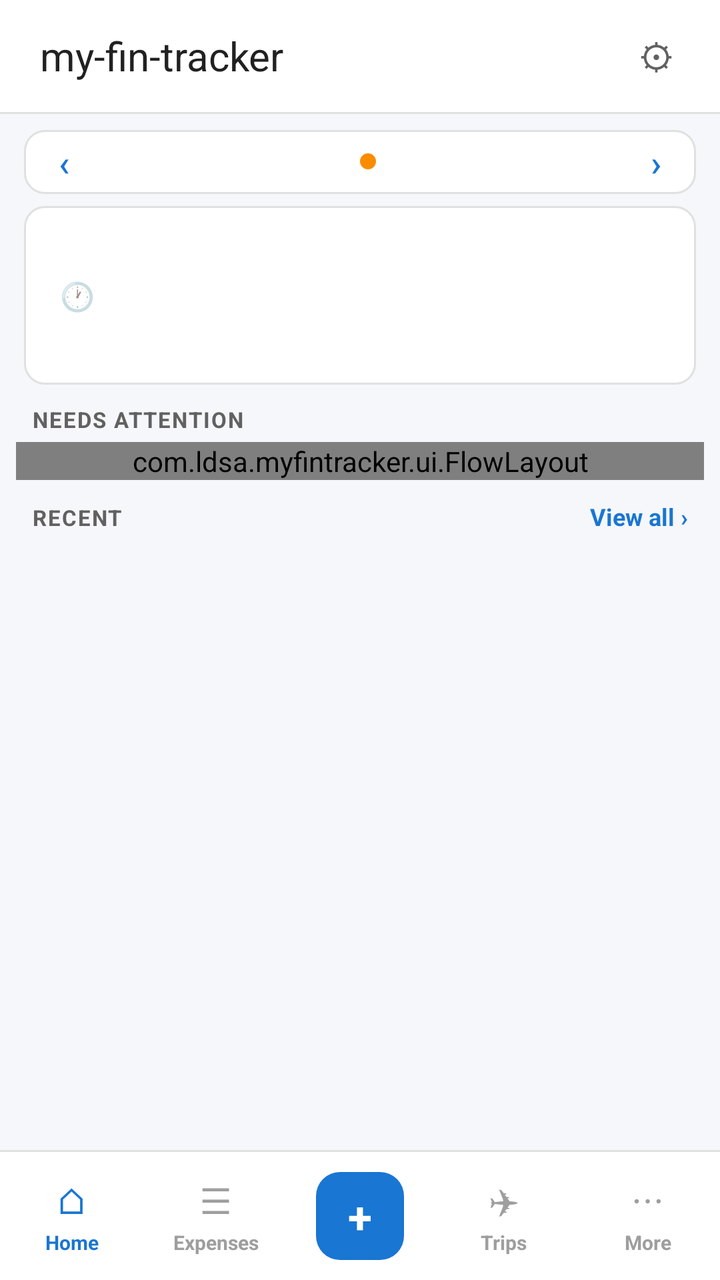
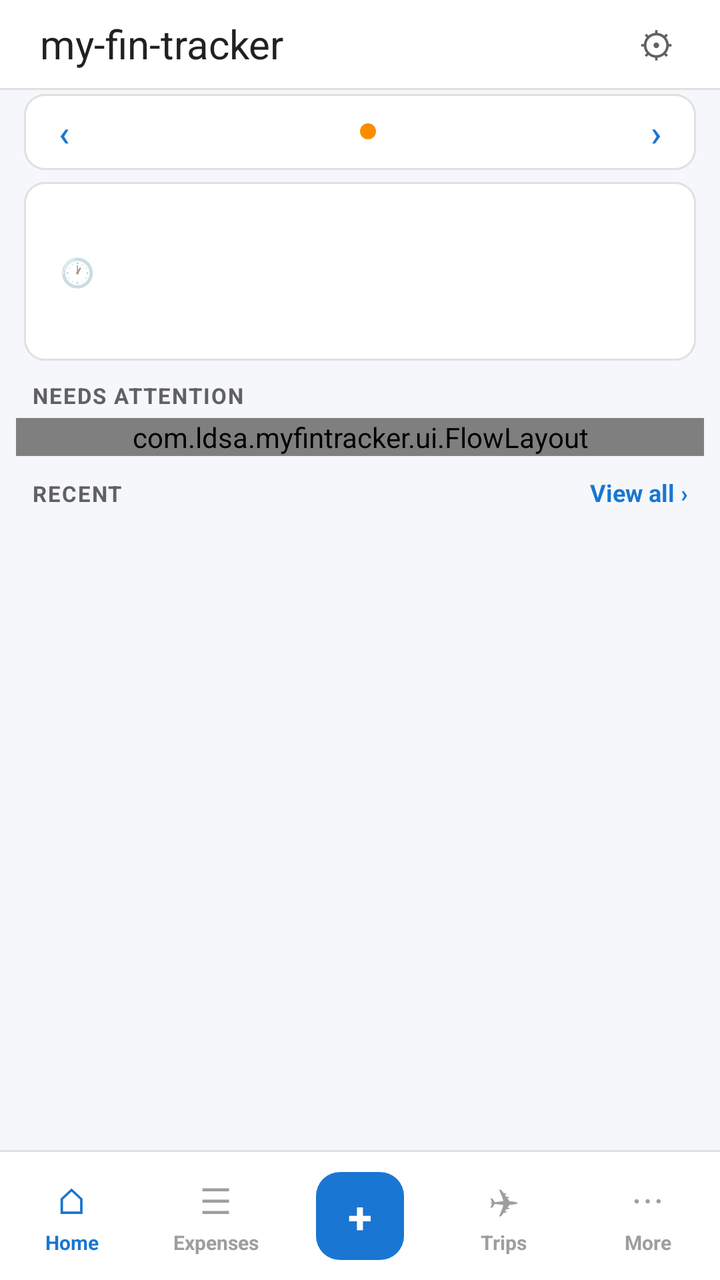

Before-and-after screenshots of an Android layout around one commit, followed by the original layout XML and the change that was made.
<!-- AndroidManifest.xml: activity theme android:Theme.Material.Light.NoActionBar -->
<!-- res/layout/activity_landing.xml -->
<?xml version="1.0" encoding="utf-8"?>
<LinearLayout xmlns:android="http://schemas.android.com/apk/res/android"
    android:layout_width="match_parent"
    android:layout_height="match_parent"
    android:orientation="vertical"
    android:background="@color/landingBackground">

    
    <LinearLayout
        android:layout_width="match_parent"
        android:layout_height="56dp"
        android:orientation="horizontal"
        android:gravity="center_vertical"
        android:background="@color/appBarWhite"
        android:paddingLeft="20dp"
        android:paddingRight="12dp">
        <TextView
            android:layout_width="0dp"
            android:layout_height="wrap_content"
            android:layout_weight="1"
            android:text="@string/title_landing"
            android:textColor="@color/textPrimary"
            android:textSize="20sp" />
        <Button
            android:id="@+id/btnSettings"
            android:layout_width="40dp"
            android:layout_height="40dp"
            android:text="⚙"
            android:textSize="18sp"
            android:textColor="@color/textMuted"
            android:background="?android:attr/selectableItemBackgroundBorderless"
            android:minWidth="0dp"
            android:minHeight="0dp"
            android:padding="0dp" />
    </LinearLayout>
    <View android:layout_width="match_parent" android:layout_height="1dp" android:background="@color/hairline" />

    
    <ScrollView
        android:layout_width="match_parent"
        android:layout_height="0dp"
        android:layout_weight="1"
        android:fillViewport="true">

        <LinearLayout
            android:layout_width="match_parent"
            android:layout_height="wrap_content"
            android:orientation="vertical"
            android:paddingBottom="12dp">

            
            <LinearLayout
                android:layout_width="match_parent"
                android:layout_height="wrap_content"
                android:orientation="horizontal"
                android:gravity="center_vertical"
                android:background="@drawable/bg_card"
                android:layout_marginLeft="12dp"
                android:layout_marginRight="12dp"
                android:layout_marginTop="8dp">
                <Button
                    android:id="@+id/btnPrevMonth"
                    android:layout_width="40dp"
                    android:layout_height="32dp"
                    android:text="‹"
                    android:textSize="18sp"
                    android:textColor="@color/colorPrimary"
                    android:background="?android:attr/selectableItemBackgroundBorderless"
                    android:minWidth="0dp"
                    android:minHeight="0dp"
                    android:padding="0dp" />
                <LinearLayout
                    android:layout_width="0dp"
                    android:layout_height="wrap_content"
                    android:layout_weight="1"
                    android:orientation="horizontal"
                    android:gravity="center">
                    <TextView
                        android:id="@+id/tvMonthLabel"
                        android:layout_width="wrap_content"
                        android:layout_height="wrap_content"
                        android:textColor="@color/textPrimary"
                        android:textSize="14sp"
                        android:textStyle="bold" />
                    <View
                        android:id="@+id/vMonthDot"
                        android:layout_width="8dp"
                        android:layout_height="8dp"
                        android:layout_marginLeft="8dp"
                        android:background="@drawable/bg_circle"
                        android:backgroundTint="@color/statusLiveDot" />
                </LinearLayout>
                <Button
                    android:id="@+id/btnNextMonth"
                    android:layout_width="40dp"
                    android:layout_height="32dp"
                    android:text="›"
                    android:textSize="18sp"
                    android:textColor="@color/colorPrimary"
                    android:background="?android:attr/selectableItemBackgroundBorderless"
                    android:minWidth="0dp"
                    android:minHeight="0dp"
                    android:padding="0dp" />
            </LinearLayout>

            
            <RelativeLayout
                android:layout_width="match_parent"
                android:layout_height="wrap_content"
                android:background="@drawable/bg_card"
                android:layout_marginLeft="12dp"
                android:layout_marginRight="12dp"
                android:layout_marginTop="6dp"
                android:paddingLeft="12dp"
                android:paddingRight="12dp"
                android:paddingTop="10dp"
                android:paddingBottom="10dp">
                <TextView
                    android:id="@+id/tvHeroHeader"
                    android:layout_width="wrap_content"
                    android:layout_height="wrap_content"
                    android:textColor="@color/textMuted"
                    android:textSize="11sp"
                    android:textStyle="bold"
                    android:letterSpacing="0.06" />
                <LinearLayout
                    android:id="@+id/pillStatus"
                    android:layout_width="wrap_content"
                    android:layout_height="wrap_content"
                    android:layout_alignParentRight="true"
                    android:orientation="horizontal"
                    android:gravity="center_vertical"
                    android:background="@drawable/bg_pill"
                    android:paddingLeft="8dp"
                    android:paddingRight="10dp"
                    android:paddingTop="3dp"
                    android:paddingBottom="3dp">
                    <View
                        android:id="@+id/vStatusDot"
                        android:layout_width="6dp"
                        android:layout_height="6dp"
                        android:layout_marginRight="6dp"
                        android:background="@drawable/bg_circle" />
                    <TextView
                        android:id="@+id/tvStatusText"
                        android:layout_width="wrap_content"
                        android:layout_height="wrap_content"
                        android:textSize="10sp"
                        android:textStyle="bold"
                        android:letterSpacing="0.08" />
                </LinearLayout>
                <LinearLayout
                    android:id="@+id/rowSpent"
                    android:layout_width="wrap_content"
                    android:layout_height="wrap_content"
                    android:layout_below="@id/tvHeroHeader"
                    android:orientation="horizontal"
                    android:gravity="center_vertical"
                    android:layout_marginTop="4dp">
                    <TextView
                        android:id="@+id/tvHeroAmount"
                        android:layout_width="wrap_content"
                        android:layout_height="wrap_content"
                        android:textColor="@color/textPrimary"
                        android:textSize="24sp" />
                    <TextView
                        android:id="@+id/tvProvisional"
                        android:layout_width="wrap_content"
                        android:layout_height="wrap_content"
                        android:layout_marginLeft="6dp"
                        android:text="🕐"
                        android:textSize="14sp" />
                </LinearLayout>
                <TextView
                    android:id="@+id/tvHeroCaption"
                    android:layout_width="match_parent"
                    android:layout_height="wrap_content"
                    android:layout_below="@id/rowSpent"
                    android:layout_marginTop="2dp"
                    android:textColor="@color/textMuted"
                    android:textSize="12sp" />
            </RelativeLayout>

            
            <TextView
                android:id="@+id/tvAttentionHeader"
                android:layout_width="wrap_content"
                android:layout_height="wrap_content"
                android:text="@string/landing_section_attention"
                android:textColor="@color/textMuted"
                android:textSize="11sp"
                android:textStyle="bold"
                android:letterSpacing="0.06"
                android:layout_marginLeft="16dp"
                android:layout_marginRight="16dp"
                android:layout_marginTop="10dp" />
            <com.ldsa.myfintracker.ui.FlowLayout
                android:id="@+id/attentionContainer"
                android:layout_width="match_parent"
                android:layout_height="wrap_content"
                android:layout_marginLeft="8dp"
                android:layout_marginRight="8dp"
                android:layout_marginTop="4dp" />

            
            <LinearLayout
                android:layout_width="match_parent"
                android:layout_height="wrap_content"
                android:orientation="horizontal"
                android:layout_marginLeft="16dp"
                android:layout_marginRight="16dp"
                android:layout_marginTop="10dp">
                <TextView
                    android:layout_width="0dp"
                    android:layout_weight="1"
                    android:layout_height="wrap_content"
                    android:text="@string/landing_section_recent"
                    android:textColor="@color/textMuted"
                    android:textSize="11sp"
                    android:textStyle="bold"
                    android:letterSpacing="0.06" />
                <TextView
                    android:id="@+id/btnViewAll"
                    android:layout_width="wrap_content"
                    android:layout_height="wrap_content"
                    android:text="@string/landing_recent_view_all"
                    android:textColor="@color/colorPrimary"
                    android:textSize="12sp"
                    android:textStyle="bold" />
            </LinearLayout>

            <LinearLayout
                android:id="@+id/recentContainer"
                android:layout_width="match_parent"
                android:layout_height="wrap_content"
                android:orientation="vertical"
                android:layout_marginLeft="12dp"
                android:layout_marginRight="12dp"
                android:layout_marginTop="4dp" />

            <TextView
                android:id="@+id/tvRecentEmpty"
                android:layout_width="match_parent"
                android:layout_height="wrap_content"
                android:text="@string/landing_no_recent"
                android:textColor="@color/textHint"
                android:textSize="12sp"
                android:gravity="center"
                android:padding="24dp"
                android:visibility="gone" />

        </LinearLayout>
    </ScrollView>

    
    <View android:layout_width="match_parent" android:layout_height="1dp" android:background="@color/hairline" />
    <LinearLayout
        android:layout_width="match_parent"
        android:layout_height="64dp"
        android:orientation="horizontal"
        android:background="@color/appBarWhite"
        android:weightSum="5">

        
        <LinearLayout
            android:id="@+id/navHome"
            android:layout_width="0dp"
            android:layout_weight="1"
            android:layout_height="match_parent"
            android:orientation="vertical"
            android:gravity="center"
            android:background="?android:attr/selectableItemBackground">
            <TextView
                android:layout_width="wrap_content"
                android:layout_height="wrap_content"
                android:text="⌂"
                android:textSize="18sp"
                android:textColor="@color/colorPrimary" />
            <TextView
                android:id="@+id/lblNavHome"
                android:layout_width="wrap_content"
                android:layout_height="wrap_content"
                android:layout_marginTop="2dp"
                android:text="@string/nav_home"
                android:textSize="10sp"
                android:textStyle="bold"
                android:textColor="@color/colorPrimary" />
        </LinearLayout>

        
        <LinearLayout
            android:id="@+id/navExpenses"
            android:layout_width="0dp"
            android:layout_weight="1"
            android:layout_height="match_parent"
            android:orientation="vertical"
            android:gravity="center"
            android:background="?android:attr/selectableItemBackground">
            <TextView
                android:layout_width="wrap_content"
                android:layout_height="wrap_content"
                android:text="☰"
                android:textSize="18sp"
                android:textColor="@color/textHint" />
            <TextView
                android:layout_width="wrap_content"
                android:layout_height="wrap_content"
                android:layout_marginTop="2dp"
                android:text="@string/nav_expenses"
                android:textSize="10sp"
                android:textStyle="bold"
                android:textColor="@color/textHint" />
        </LinearLayout>

        
        <LinearLayout
            android:id="@+id/navAdd"
            android:layout_width="0dp"
            android:layout_weight="1"
            android:layout_height="match_parent"
            android:orientation="vertical"
            android:gravity="center"
            android:background="?android:attr/selectableItemBackground">
            <TextView
                android:layout_width="44dp"
                android:layout_height="44dp"
                android:text="+"
                android:textSize="22sp"
                android:textStyle="bold"
                android:textColor="@color/white"
                android:gravity="center"
                android:background="@drawable/bg_nav_add" />
        </LinearLayout>

        
        <LinearLayout
            android:id="@+id/navTrips"
            android:layout_width="0dp"
            android:layout_weight="1"
            android:layout_height="match_parent"
            android:orientation="vertical"
            android:gravity="center"
            android:background="?android:attr/selectableItemBackground">
            <TextView
                android:layout_width="wrap_content"
                android:layout_height="wrap_content"
                android:text="✈"
                android:textSize="18sp"
                android:textColor="@color/textHint" />
            <TextView
                android:layout_width="wrap_content"
                android:layout_height="wrap_content"
                android:layout_marginTop="2dp"
                android:text="@string/nav_trips"
                android:textSize="10sp"
                android:textStyle="bold"
                android:textColor="@color/textHint" />
        </LinearLayout>

        
        <LinearLayout
            android:id="@+id/navMore"
            android:layout_width="0dp"
            android:layout_weight="1"
            android:layout_height="match_parent"
            android:orientation="vertical"
            android:gravity="center"
            android:background="?android:attr/selectableItemBackground">
            <TextView
                android:layout_width="wrap_content"
                android:layout_height="wrap_content"
                android:text="⋯"
                android:textSize="18sp"
                android:textColor="@color/textHint" />
            <TextView
                android:layout_width="wrap_content"
                android:layout_height="wrap_content"
                android:layout_marginTop="2dp"
                android:text="@string/nav_more"
                android:textSize="10sp"
                android:textStyle="bold"
                android:textColor="@color/textHint" />
        </LinearLayout>

    </LinearLayout>
</LinearLayout>
<!-- resources referenced by this layout -->
<resources>
  <color name="appBarWhite">#FFFFFF</color>
  <color name="colorPrimary">#1976D2</color>
  <color name="hairline">#E0E0E0</color>
  <color name="landingBackground">#F5F7FA</color>
  <color name="statusLiveDot">#FB8C00</color>
  <color name="textHint">#9E9E9E</color>
  <color name="textMuted">#616161</color>
  <color name="textPrimary">#212121</color>
  <color name="white">#FFFFFF</color>
  <!-- drawable bg_card (drawable) -->
  <?xml version="1.0" encoding="utf-8"?>
  <shape xmlns:android="http://schemas.android.com/apk/res/android"
      android:shape="rectangle">
      <solid android:color="#FFFFFF" />
      <corners android:radius="10dp" />
      <stroke android:width="1dp" android:color="#E0E0E0" />
  </shape>
  <!-- drawable bg_circle (drawable) -->
  <?xml version="1.0" encoding="utf-8"?>
  <shape xmlns:android="http://schemas.android.com/apk/res/android"
      android:shape="oval">
      <solid android:color="#FFFFFF" />
  </shape>
  <!-- drawable bg_nav_add (drawable) -->
  <?xml version="1.0" encoding="utf-8"?>
  <shape xmlns:android="http://schemas.android.com/apk/res/android"
      android:shape="rectangle">
      <solid android:color="@color/colorPrimary" />
      <corners android:radius="12dp" />
  </shape>
  <!-- drawable bg_pill (drawable) -->
  <?xml version="1.0" encoding="utf-8"?>
  <shape xmlns:android="http://schemas.android.com/apk/res/android"
      android:shape="rectangle">
      <solid android:color="#FFFFFF" />
      <corners android:radius="100dp" />
  </shape>
  <string name="landing_no_recent">No transactions this month.</string>
  <string name="landing_recent_view_all">View all ›</string>
  <string name="landing_section_attention">NEEDS ATTENTION</string>
  <string name="landing_section_recent">RECENT</string>
  <string name="nav_expenses">Expenses</string>
  <string name="nav_home">Home</string>
  <string name="nav_more">More</string>
  <string name="nav_trips">Trips</string>
  <string name="title_landing">my-fin-tracker</string>
</resources>

<!-- the commit's change to res/layout/activity_landing.xml (unified diff, before → after) -->
@@ -8,7 +8,7 @@
     
     <LinearLayout
         android:layout_width="match_parent"
-        android:layout_height="56dp"
+        android:layout_height="44dp"
         android:orientation="horizontal"
         android:gravity="center_vertical"
         android:background="@color/appBarWhite"
@@ -57,11 +57,11 @@
                 android:background="@drawable/bg_card"
                 android:layout_marginLeft="12dp"
                 android:layout_marginRight="12dp"
-                android:layout_marginTop="8dp">
+                android:layout_marginTop="2dp">
                 <Button
                     android:id="@+id/btnPrevMonth"
                     android:layout_width="40dp"
-                    android:layout_height="32dp"
+                    android:layout_height="38dp"
                     android:text="‹"
                     android:textSize="18sp"
                     android:textColor="@color/colorPrimary"
@@ -93,7 +93,7 @@
                 <Button
                     android:id="@+id/btnNextMonth"
                     android:layout_width="40dp"
-                    android:layout_height="32dp"
+                    android:layout_height="38dp"
                     android:text="›"
                     android:textSize="18sp"
                     android:textColor="@color/colorPrimary"
